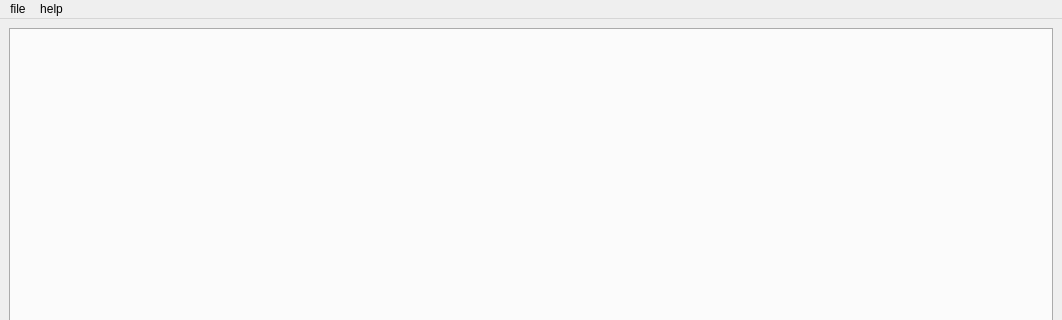
Before: the Qt Designer form src/app/main_window.ui in hanslhansl/elden-ring-damage-optimizer, drawn with Qt 5; both pictures show x 0 to 1062 and y 0 to 320 of the 1062 by 834 pixel window.
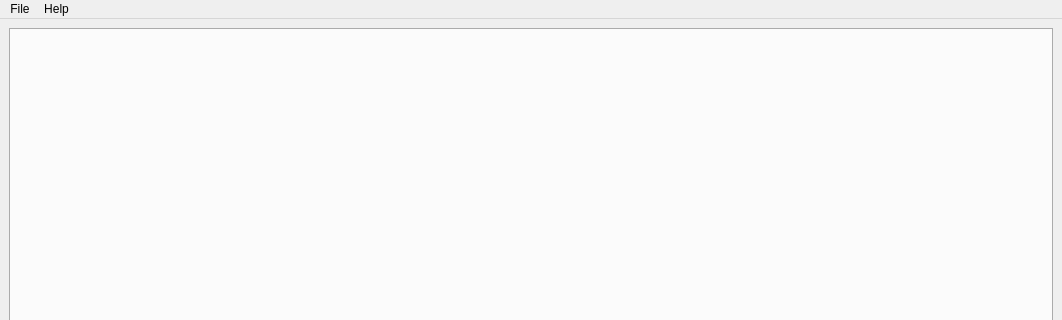
After: the same form once the commit is applied.

The edit to the form file:
```diff
--- a/src/app/main_window.ui
+++ b/src/app/main_window.ui
@@ -31,12 +31,12 @@
    </property>
    <widget class="QMenu" name="menu_file">
     <property name="title">
-     <string>file</string>
+     <string>File</string>
     </property>
    </widget>
    <widget class="QMenu" name="menu_help">
     <property name="title">
-     <string>help</string>
+     <string>Help</string>
     </property>
    </widget>
    <addaction name="menu_file"/>
```
